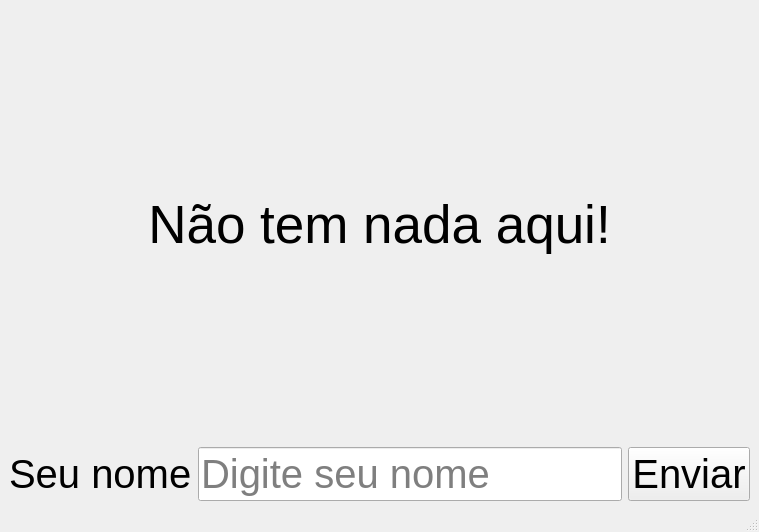
Qt form Python_S5_PySide6/aula238_A379/ui/window.ui (RafaelAlvesOliveira/Python_Udemy) before a commit.
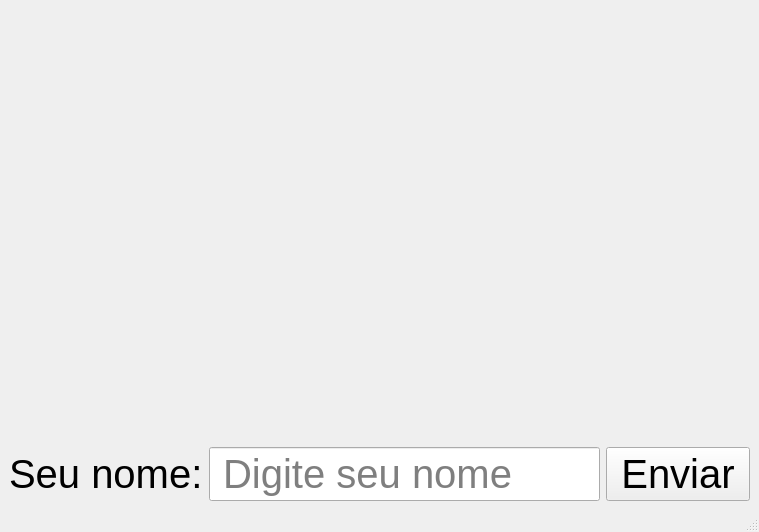
The same form after that commit.

Commit message: Usando um arquivo UI do Qt Designer com seu código Python, e eventFilter e InstallEventFilter com UI do Qt Designer.

```diff
--- a/Python_S5_PySide6/aula238_A379/ui/window.ui
+++ b/Python_S5_PySide6/aula238_A379/ui/window.ui
@@ -25,7 +25,7 @@
          </font>
         </property>
         <property name="text">
-         <string>Não tem nada aqui!</string>
+         <string/>
         </property>
         <property name="alignment">
          <set>Qt::AlignmentFlag::AlignCenter</set>
@@ -42,7 +42,7 @@
            </font>
           </property>
           <property name="placeholderText">
-           <string>Digite seu nome</string>
+           <string> Digite seu nome</string>
           </property>
          </widget>
         </item>
@@ -54,7 +54,7 @@
            </font>
           </property>
           <property name="text">
-           <string>Seu nome</string>
+           <string>Seu nome:</string>
           </property>
          </widget>
         </item>
@@ -66,7 +66,7 @@
            </font>
           </property>
           <property name="text">
-           <string>Enviar</string>
+           <string> Enviar </string>
           </property>
          </widget>
         </item>
```
Left out of the diff: 6 changed lines with no effect on the pictures. The commit also changes 2 other files.
